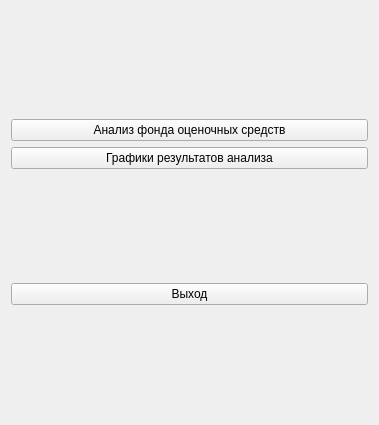
Before: the Qt Designer form zavcath.ui in gunmaden/IS-AOOZ, drawn with Qt 5.
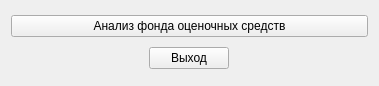
After: the same form once the commit is applied.

```diff
--- a/zavcath.ui
+++ b/zavcath.ui
@@ -7,7 +7,7 @@
     <x>0</x>
     <y>0</y>
     <width>379</width>
-    <height>425</height>
+    <height>86</height>
    </rect>
   </property>
   <property name="windowTitle">
@@ -23,16 +23,9 @@
        </property>
       </widget>
      </item>
-     <item>
-      <widget class="QPushButton" name="pushButton_2">
-       <property name="text">
-        <string>Графики результатов анализа</string>
-       </property>
-      </widget>
-     </item>
     </layout>
    </item>
-   <item row="1" column="0">
+   <item row="1" column="0" alignment="Qt::AlignHCenter">
     <widget class="QPushButton" name="pushButton_3">
      <property name="text">
       <string>Выход</string>
```
